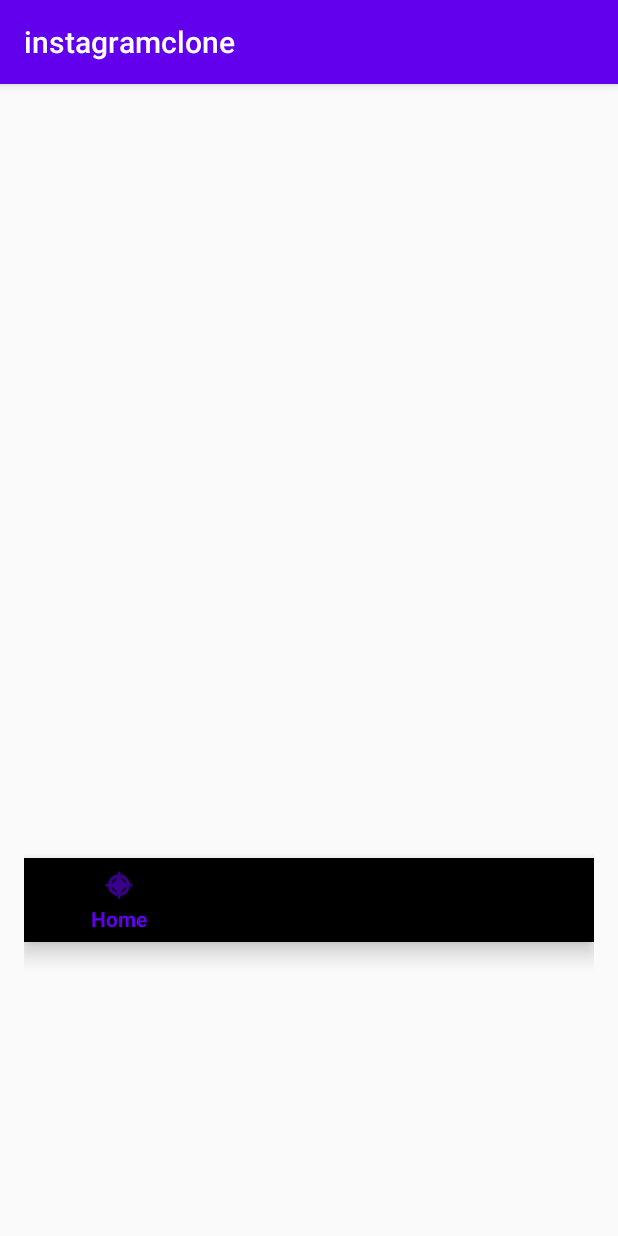
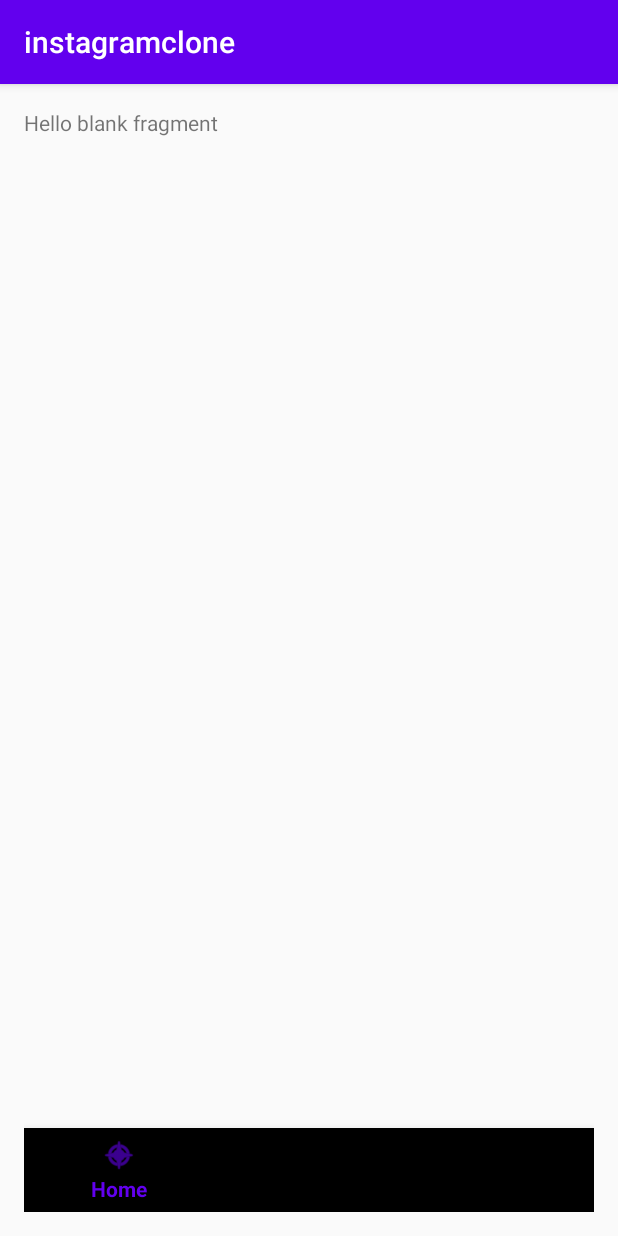
Before and after one commit to acacia1021/instagramclone, an Android app: the MainActivity screen opened directly, with no data from a screen before it, on a phone screen of 412 x 824 dp. Run offline under Robolectric (Android 15) with nearby library versions, the phone set to English and light mode, and no system bars; libraries missing offline, so code that uses them is left out: com.parse.

Commit message:
Swapping between PostsFragment and HomeFragment is successful without queryposts so far.

```diff
--- a/app/src/main/java/com/example/instagramclone/MainActivity.java
+++ b/app/src/main/java/com/example/instagramclone/MainActivity.java
@@ -5,6 +5,7 @@ import androidx.annotation.Nullable;
 import androidx.appcompat.app.AppCompatActivity;
 import androidx.core.content.FileProvider;
 import androidx.fragment.app.Fragment;
+import androidx.fragment.app.FragmentManager;
 
 import android.content.Intent;
 import android.graphics.Bitmap;
@@ -21,6 +22,8 @@ import android.widget.EditText;
 import android.widget.ImageView;
 import android.widget.Toast;
 
+import com.example.instagramclone.fragments.ComposeFragment;
+import com.example.instagramclone.fragments.PostsFragment;
 import com.google.android.material.bottomnavigation.BottomNavigationView;
 import com.parse.FindCallback;
 import com.parse.ParseException;
@@ -35,6 +38,7 @@ import java.util.List;
 public class MainActivity extends AppCompatActivity {
 
     public static final String TAG = "MainActivity";
+    final FragmentManager fragmentManager = getSupportFragmentManager();
 
     private BottomNavigationView bottomNavigationView;
 
@@ -53,23 +57,26 @@ bottomNavigationView.setOnNavigationItemSelectedListener(new BottomNavigationVie
         Fragment fragment;
         switch (menuItem.getItemId()) {
             case R.id.action_home:
-                //      fragment = fragment1;
+                     fragment = new PostsFragment();
                 Toast.makeText(MainActivity.this, "Home", Toast.LENGTH_SHORT).show();
                 break;
             case R.id.action_compose:
-                //     fragment = fragment2;
+                fragment = new ComposeFragment();
                 Toast.makeText(MainActivity.this, "Compose", Toast.LENGTH_SHORT).show();
                 break;
             case R.id.action_profile:
             default:
-                //     fragment = fragment3;
+                fragment = new ComposeFragment();
                 Toast.makeText(MainActivity.this, "Profile", Toast.LENGTH_SHORT).show();
                 break;
         }
+        fragmentManager.beginTransaction().replace(R.id.flContainer, fragment).commit();
         return true;
         //  fragmentManager.beginTransaction().replace(R.id.flContainer, fragment).commit();    }
     }
 });
+        // Set default selection
+        bottomNavigationView.setSelectedItemId(R.id.action_home);
     }
 
 
--- /dev/null
+++ b/app/src/main/java/com/example/instagramclone/fragments/PostsFragment.java
@@ -0,0 +1,66 @@
+package com.example.instagramclone.fragments;
+
+import android.os.Bundle;
+
+import androidx.fragment.app.Fragment;
+
+import android.view.LayoutInflater;
+import android.view.View;
+import android.view.ViewGroup;
+
+import com.example.instagramclone.R;
+
+/**
+ * A simple {@link Fragment} subclass.
+ * Use the {@link PostsFragment#newInstance} factory method to
+ * create an instance of this fragment.
+ */
+public class PostsFragment extends Fragment {
+
+    // TODO: Rename parameter arguments, choose names that match
+    // the fragment initialization parameters, e.g. ARG_ITEM_NUMBER
+    private static final String ARG_PARAM1 = "param1";
+    private static final String ARG_PARAM2 = "param2";
+
+    // TODO: Rename and change types of parameters
+    private String mParam1;
+    private String mParam2;
+
+    public PostsFragment() {
+        // Required empty public constructor
+    }
+
+    /**
+     * Use this factory method to create a new instance of
+     * this fragment using the provided parameters.
+     *
+     * @param param1 Parameter 1.
+     * @param param2 Parameter 2.
+     * @return A new instance of fragment PostsFragment.
+     */
+    // TODO: Rename and change types and number of parameters
+    public static PostsFragment newInstance(String param1, String param2) {
+        PostsFragment fragment = new PostsFragment();
+        Bundle args = new Bundle();
+        args.putString(ARG_PARAM1, param1);
+        args.putString(ARG_PARAM2, param2);
+        fragment.setArguments(args);
+        return fragment;
+    }
+
+    @Override
+    public void onCreate(Bundle savedInstanceState) {
+        super.onCreate(savedInstanceState);
+        if (getArguments() != null) {
+            mParam1 = getArguments().getString(ARG_PARAM1);
+            mParam2 = getArguments().getString(ARG_PARAM2);
+        }
+    }
+
+    @Override
+    public View onCreateView(LayoutInflater inflater, ViewGroup container,
+                             Bundle savedInstanceState) {
+        // Inflate the layout for this fragment
+        return inflater.inflate(R.layout.fragment_posts, container, false);
+    }
+}
--- a/app/src/main/res/layout/activity_main.xml
+++ b/app/src/main/res/layout/activity_main.xml
@@ -1,5 +1,6 @@
 <?xml version="1.0" encoding="utf-8"?>
-<LinearLayout xmlns:android="http://schemas.android.com/apk/res/android"
+<RelativeLayout
+    xmlns:android="http://schemas.android.com/apk/res/android"
     xmlns:app="http://schemas.android.com/apk/res-auto"
     xmlns:tools="http://schemas.android.com/tools"
     android:layout_width="match_parent"
@@ -8,13 +9,17 @@
     android:orientation="vertical"
     tools:context=".MainActivity">
 
+<FrameLayout
+    android:id="@+id/flContainer"
+    android:layout_width="match_parent"
+    android:layout_height="match_parent"
+    android:layout_above="@id/bottomNavigation"
+/>
 
     <com.google.android.material.bottomnavigation.BottomNavigationView
         android:id="@+id/bottomNavigation"
         android:layout_width="match_parent"
         android:layout_height="wrap_content"
         android:layout_alignParentBottom="true"
-        android:layout_marginTop="500dp"
-        android:layout_marginBottom="0dp"
         app:menu="@menu/menu_bottom_navigation" />
-</LinearLayout>
+</RelativeLayout>
--- /dev/null
+++ b/app/src/main/res/layout/fragment_posts.xml
@@ -0,0 +1,14 @@
+<?xml version="1.0" encoding="utf-8"?>
+<FrameLayout xmlns:android="http://schemas.android.com/apk/res/android"
+    xmlns:tools="http://schemas.android.com/tools"
+    android:layout_width="match_parent"
+    android:layout_height="match_parent"
+    tools:context=".fragments.PostsFragment">
+
+    <!-- TODO: Update blank fragment layout -->
+    <TextView
+        android:layout_width="match_parent"
+        android:layout_height="match_parent"
+        android:text="@string/hello_blank_fragment" />
+
+</FrameLayout>
```
Also changed, not shown: 17 other files.
